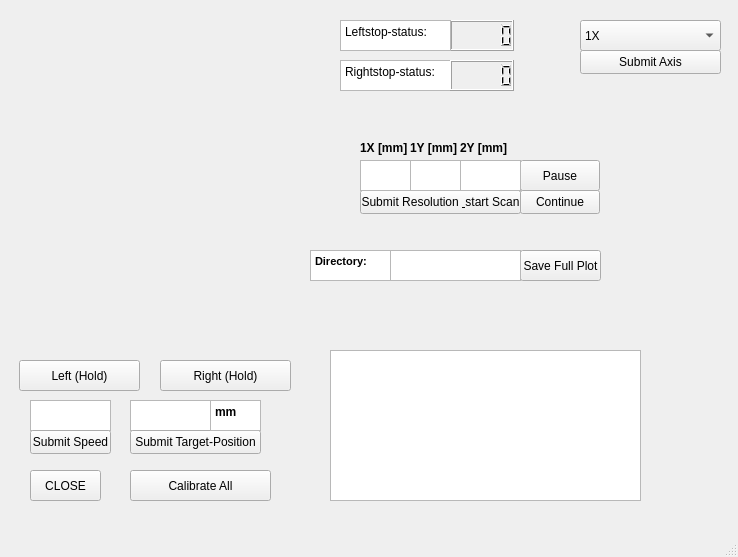
First picture: the form in Real_mainwindow.ui, repository sistrebel/Emittancemeter_control, before the edit.
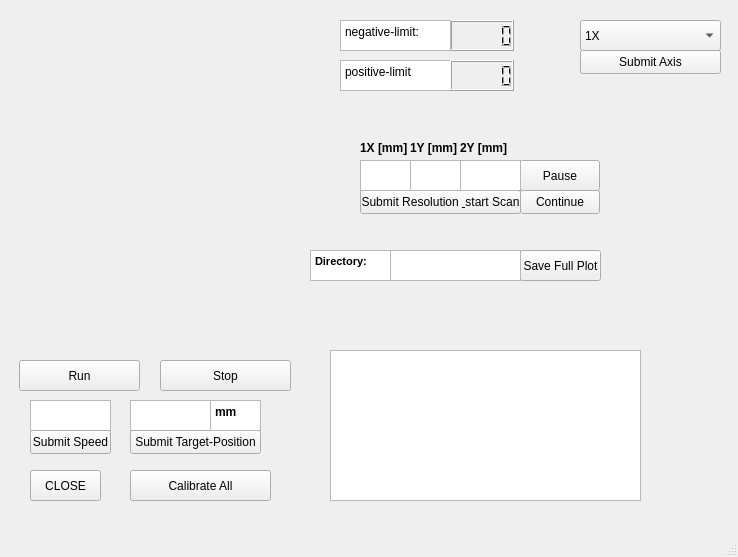
Second picture: the form after the edit. Custom widgets are drawn as their Qt base class.

Patch:
```diff
--- a/Real_mainwindow.ui
+++ b/Real_mainwindow.ui
@@ -34,7 +34,7 @@
      </rect>
     </property>
     <property name="text">
-     <string>Left (Hold)</string>
+     <string>Run</string>
     </property>
    </widget>
    <widget class="QPushButton" name="GorightButton">
@@ -47,7 +47,7 @@
      </rect>
     </property>
     <property name="text">
-     <string>Right (Hold)</string>
+     <string>Stop</string>
     </property>
    </widget>
    <widget class="QPushButton" name="EndConnectionButton">
@@ -116,7 +116,7 @@
 li.unchecked::marker { content: &quot;\2610&quot;; }
 li.checked::marker { content: &quot;\2612&quot;; }
 &lt;/style&gt;&lt;/head&gt;&lt;body style=&quot; font-family:'Segoe UI'; font-size:9pt; font-weight:400; font-style:normal;&quot;&gt;
-&lt;p style=&quot; margin-top:0px; margin-bottom:0px; margin-left:0px; margin-right:0px; -qt-block-indent:0; text-indent:0px;&quot;&gt;Leftstop-status: &lt;/p&gt;&lt;/body&gt;&lt;/html&gt;</string>
+&lt;p style=&quot; margin-top:0px; margin-bottom:0px; margin-left:0px; margin-right:0px; -qt-block-indent:0; text-indent:0px;&quot;&gt;negative-limit: &lt;/p&gt;&lt;/body&gt;&lt;/html&gt;</string>
     </property>
    </widget>
    <widget class="QTextBrowser" name="textBrowser_2">
@@ -136,7 +136,7 @@
 li.unchecked::marker { content: &quot;\2610&quot;; }
 li.checked::marker { content: &quot;\2612&quot;; }
 &lt;/style&gt;&lt;/head&gt;&lt;body style=&quot; font-family:'Segoe UI'; font-size:9pt; font-weight:400; font-style:normal;&quot;&gt;
-&lt;p style=&quot; margin-top:0px; margin-bottom:0px; margin-left:0px; margin-right:0px; -qt-block-indent:0; text-indent:0px;&quot;&gt;Rightstop-status: &lt;/p&gt;&lt;/body&gt;&lt;/html&gt;</string>
+&lt;p style=&quot; margin-top:0px; margin-bottom:0px; margin-left:0px; margin-right:0px; -qt-block-indent:0; text-indent:0px;&quot;&gt;positive-limit&lt;/p&gt;&lt;/body&gt;&lt;/html&gt;</string>
     </property>
    </widget>
    <widget class="QLCDNumber" name="RightstopDisplay">
```
Left out of the diff: 4 changed lines with no effect on the pictures.
